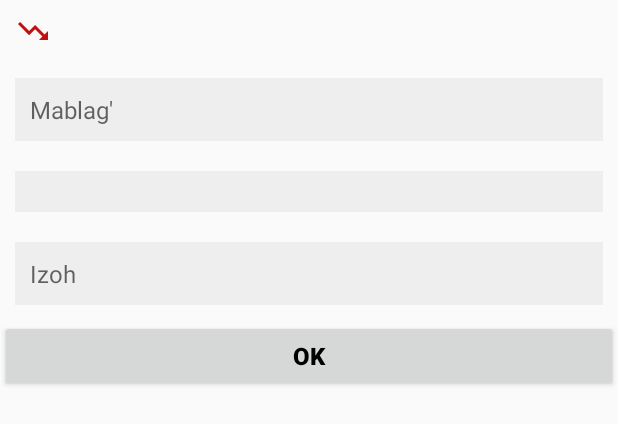
After one commit to ShahzodAbdinazarov/Bill, an Android app: the layout dialog.xml on its own in the app's theme, with its tools: preview values and no code run, on a phone screen of 412 x 824 dp. The commit adds this screen. Shown: the top 424 px of the screen. Run offline under Robolectric (Android 15) with nearby library versions, the phone set to English and light mode, and no system bars.

Commit message:
Fixed bug

```diff
--- a/app/src/main/java/uz/qmii/bill/HistoryAdapter.java
+++ b/app/src/main/java/uz/qmii/bill/HistoryAdapter.java
@@ -11,7 +11,9 @@ import android.widget.TextView;
 
 import androidx.appcompat.app.AlertDialog;
 
+import java.text.DateFormat;
 import java.text.NumberFormat;
+import java.util.Date;
 import java.util.List;
 import java.util.Locale;
 
@@ -62,7 +64,8 @@ public class HistoryAdapter extends BaseAdapter {
         String money = decimalFormat.format(number);
 
         txtMoney.setText(money);
-        txtTime.setText(data.get(position).getTime());
+        txtTime.setText(DateFormat.getDateTimeInstance(DateFormat.MEDIUM, DateFormat.SHORT)
+                .format(new Date(data.get(position).getTime())));
 
         root.setOnClickListener(l -> {
             AlertDialog.Builder alert = new AlertDialog.Builder(context);
--- /dev/null
+++ b/app/src/main/res/layout/dialog.xml
@@ -0,0 +1,88 @@
+<?xml version="1.0" encoding="utf-8"?>
+<LinearLayout xmlns:android="http://schemas.android.com/apk/res/android"
+    xmlns:tools="http://schemas.android.com/tools"
+    android:layout_width="match_parent"
+    android:layout_height="wrap_content"
+    android:orientation="vertical">
+
+    <LinearLayout
+        android:layout_width="match_parent"
+        android:layout_height="wrap_content"
+        android:layout_marginHorizontal="10dp"
+        android:orientation="horizontal"
+        tools:ignore="UseCompoundDrawables"
+        tools:targetApi="o">
+
+        <ImageView
+            android:id="@+id/dialogImage"
+            android:layout_width="wrap_content"
+            android:layout_height="wrap_content"
+            android:layout_gravity="center"
+            android:src="@drawable/down"
+            tools:ignore="ContentDescription" />
+
+        <TextView
+            android:id="@+id/dialogTitle"
+            android:layout_width="0dp"
+            android:layout_height="wrap_content"
+            android:layout_weight="1"
+            android:padding="10dp"
+            android:textColor="#000"
+            android:textSize="16sp"
+            android:textStyle="bold" />
+
+    </LinearLayout>
+
+    <EditText
+        android:id="@+id/dialogMoney"
+        android:layout_width="match_parent"
+        android:layout_height="wrap_content"
+        android:layout_margin="10dp"
+        android:autofillHints="@string/money"
+        android:background="#eee"
+        android:hint="@string/money"
+        android:inputType="number"
+        android:padding="10dp"
+        android:textColor="#000"
+        android:textSize="16sp"
+        tools:ignore="LabelFor"
+        tools:targetApi="o" />
+
+    <TextView
+        android:id="@+id/dialogTime"
+        android:layout_width="match_parent"
+        android:layout_height="wrap_content"
+        android:layout_margin="10dp"
+        android:background="#eee"
+        android:gravity="center"
+        android:paddingHorizontal="40dp"
+        android:singleLine="true"
+        android:textColor="#000"
+        android:textSize="20sp"
+        tools:targetApi="o" />
+
+    <EditText
+        android:id="@+id/dialogInfo"
+        android:layout_width="match_parent"
+        android:layout_height="wrap_content"
+        android:layout_margin="10dp"
+        android:autofillHints="@string/info"
+        android:background="#eee"
+        android:hint="@string/info"
+        android:inputType="text"
+        android:padding="10dp"
+        android:textColor="#000"
+        android:textSize="16sp"
+        tools:ignore="LabelFor"
+        tools:targetApi="o" />
+
+    <Button
+        android:id="@+id/dialogOK"
+        android:layout_width="match_parent"
+        android:layout_height="wrap_content"
+        android:text="@android:string/ok"
+        android:textColor="#000"
+        android:textSize="16sp"
+        android:textStyle="bold" />
+
+</LinearLayout>
--- a/app/src/main/res/values/strings.xml
+++ b/app/src/main/res/values/strings.xml
@@ -6,4 +6,6 @@
     <string name="msgOut">Sarflangan miqdorni kiriting</string>
     <string name="first">birinchi vaqt</string>
     <string name="now">Hozir</string>
+    <string name="money">Mablag\'</string>
+    <string name="info">Izoh</string>
 </resources>
```
Also changed, not shown: app/src/main/java/uz/qmii/bill/DBHelper.java (+13 -9 lines), app/src/main/java/uz/qmii/bill/MainActivity.java (+46 -30 lines), 2 other files.
